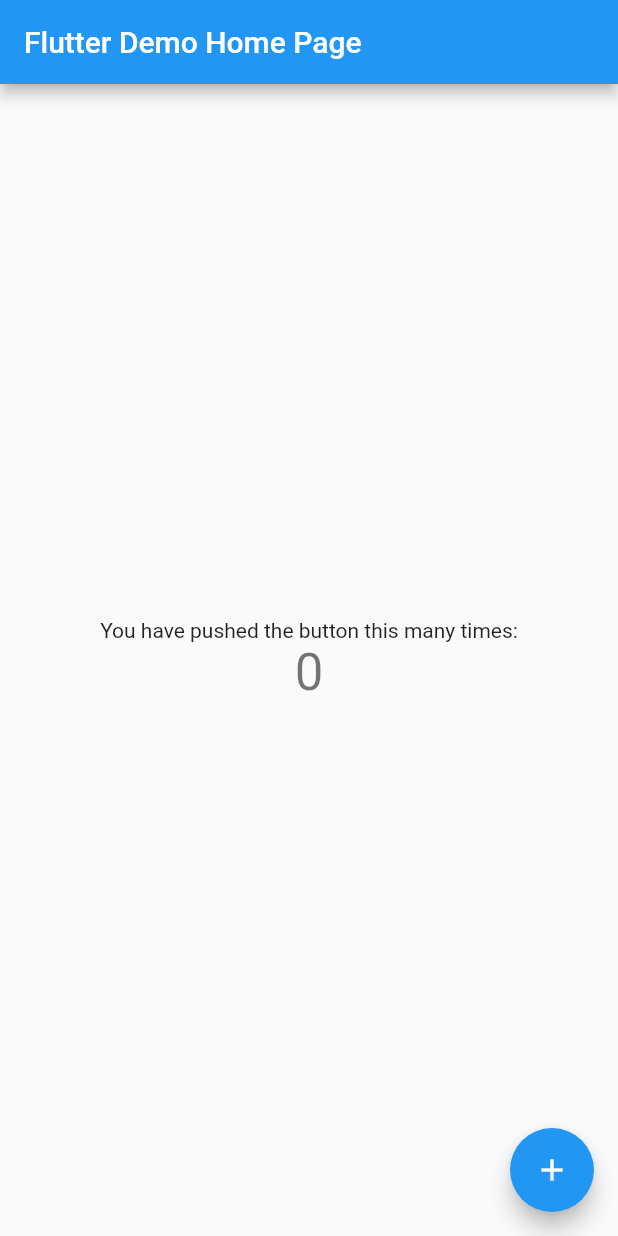
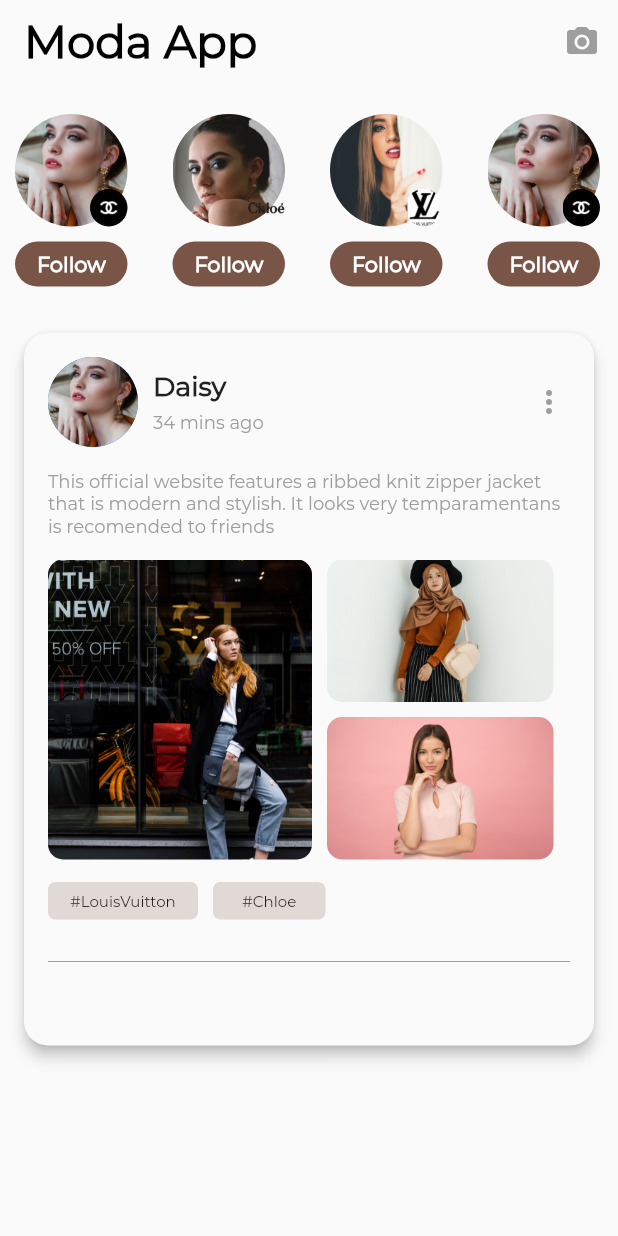
Before and after one commit to enesbiyyik/flutter-moda-app, a Flutter app: the screen it shows after launch, on a phone screen of 412 x 824 dp. Run offline on Flutter 3.47's test engine with Material 2 defaults, Android fonts, the phone set to English and light mode, and no system bars.

Commit message:
Sona yakın

```diff
--- a/lib/main.dart
+++ b/lib/main.dart
@@ -1,117 +1,250 @@
 import 'package:flutter/material.dart';
 
-void main() {
-  runApp(MyApp());
-}
+void main() => runApp(ModaApp());
 
-class MyApp extends StatelessWidget {
-  // This widget is the root of your application.
+class ModaApp extends StatelessWidget {
   @override
   Widget build(BuildContext context) {
     return MaterialApp(
-      title: 'Flutter Demo',
-      theme: ThemeData(
-        // This is the theme of your application.
-        //
-        // Try running your application with "flutter run". You'll see the
-        // application has a blue toolbar. Then, without quitting the app, try
-        // changing the primarySwatch below to Colors.green and then invoke
-        // "hot reload" (press "r" in the console where you ran "flutter run",
-        // or simply save your changes to "hot reload" in a Flutter IDE).
-        // Notice that the counter didn't reset back to zero; the application
-        // is not restarted.
-        primarySwatch: Colors.blue,
-        // This makes the visual density adapt to the platform that you run
-        // the app on. For desktop platforms, the controls will be smaller and
-        // closer together (more dense) than on mobile platforms.
-        visualDensity: VisualDensity.adaptivePlatformDensity,
-      ),
-      home: MyHomePage(title: 'Flutter Demo Home Page'),
+      debugShowCheckedModeBanner: false,
+      home: HomePage(),
     );
   }
 }
 
-class MyHomePage extends StatefulWidget {
-  MyHomePage({Key key, this.title}) : super(key: key);
-
-  // This widget is the home page of your application. It is stateful, meaning
-  // that it has a State object (defined below) that contains fields that affect
-  // how it looks.
-
-  // This class is the configuration for the state. It holds the values (in this
-  // case the title) provided by the parent (in this case the App widget) and
-  // used by the build method of the State. Fields in a Widget subclass are
-  // always marked "final".
-
-  final String title;
-
+class HomePage extends StatefulWidget {
   @override
-  _MyHomePageState createState() => _MyHomePageState();
+  _HomePageState createState() => _HomePageState();
 }
 
-class _MyHomePageState extends State<MyHomePage> {
-  int _counter = 0;
-
-  void _incrementCounter() {
-    setState(() {
-      // This call to setState tells the Flutter framework that something has
-      // changed in this State, which causes it to rerun the build method below
-      // so that the display can reflect the updated values. If we changed
-      // _counter without calling setState(), then the build method would not be
-      // called again, and so nothing would appear to happen.
-      _counter++;
-    });
+class _HomePageState extends State<HomePage> {
+  @override
+  Widget build(BuildContext context) {
+    return Scaffold(
+      appBar: AppBar(
+        backgroundColor: Colors.transparent,
+        elevation: 0,
+        centerTitle: false,
+        title: Text(
+          "Moda App",
+          style: TextStyle(
+            fontFamily: 'Montserrat',
+            color: Colors.black,
+            fontWeight: FontWeight.bold,
+            fontSize: 30,
+          ),
+        ),
+        actions: <Widget>[
+          IconButton(
+            icon: Icon(Icons.photo_camera),
+            onPressed: () {},
+            color: Colors.grey,
+          ),
+        ],
+      ),
+      body: ListView(
+        padding: EdgeInsets.only(top: 10),
+        children: <Widget>[
+          Container(
+            height: 140,
+            width: double.infinity,
+            child: ListView(
+              padding: EdgeInsets.all(10),
+              scrollDirection: Axis.horizontal,
+              children: <Widget>[
+                listeElemani('assets/model1.jpeg', 'assets/chanellogo.jpg'),
+                SizedBox(width: 30),
+                listeElemani('assets/model2.jpeg', 'assets/chloelogo.png'),
+                SizedBox(width: 30),
+                listeElemani('assets/model3.jpeg', 'assets/louisvuitton.jpg'),
+                SizedBox(width: 30),
+                listeElemani('assets/model1.jpeg', 'assets/chanellogo.jpg'),
+                SizedBox(width: 30),
+                listeElemani('assets/model2.jpeg', 'assets/chloelogo.png'),
+                SizedBox(width: 30),
+                listeElemani('assets/model3.jpeg', 'assets/louisvuitton.jpg'),
+              ],
+            ),
+          ),
+          Padding(
+            padding: const EdgeInsets.all(16.0),
+            child: Material(
+              borderRadius: BorderRadius.circular(16),
+              elevation: 4,
+              //color: Colors.blue.shade300,
+              child: Container(
+                padding: EdgeInsets.all(16),
+                height: 475,
+                width: double.infinity,
+                child: Column(
+                  children: <Widget>[
+                    Row(
+                      children: <Widget>[
+                        CircleAvatar(
+                          backgroundImage: AssetImage('assets/model1.jpeg'),
+                          radius: 30,
+                        ),
+                        SizedBox(width: 10),
+                        Container(
+                          width: MediaQuery.of(context).size.width - 160,
+                          child: Column(
+                            crossAxisAlignment: CrossAxisAlignment.start,
+                            children: <Widget>[
+                              Text("Daisy",
+                                  style: TextStyle(
+                                      fontFamily: 'Montserrat',
+                                      fontSize: 18,
+                                      fontWeight: FontWeight.bold)),
+                              SizedBox(height: 5),
+                              Text(
+                                "34 mins ago",
+                                style: TextStyle(
+                                    fontFamily: 'Montserrat',
+                                    fontSize: 12,
+                                    color: Colors.grey),
+                              )
+                            ],
+                          ),
+                        ),
+                        Icon(
+                          Icons.more_vert,
+                          color: Colors.grey,
+                        ),
+                      ],
+                    ),
+                    SizedBox(height: 15),
+                    Text(
+                      "This official website features a ribbed knit zipper jacket that is modern and stylish. It looks very temparamentans is recomended to friends",
+                      style: TextStyle(
+                        fontFamily: 'Montserrat',
+                        fontSize: 12,
+                        color: Colors.grey,
+                      ),
+                    ),
+                    SizedBox(
+                      height: 15,
+                    ),
+                    Row(
+                      children: <Widget>[
+                        Container(
+                          height: 200,
+                          width: (MediaQuery.of(context).size.width-60)/2,
+                          decoration: BoxDecoration(
+                            borderRadius: BorderRadius.circular(10),
+                            image: DecorationImage(image: AssetImage('assets/modelgrid1.jpeg'), fit: BoxFit.cover),
+                          ),
+                        ),
+                        SizedBox(width: 10),
+                        Column(
+                          children: <Widget>[
+                            Container(
+                              height: 95,
+                              width: (MediaQuery.of(context).size.width-110)/2,
+                              decoration: BoxDecoration(
+                                borderRadius: BorderRadius.circular(10),
+                                image: DecorationImage(image: AssetImage('assets/modelgrid2.jpeg'), fit: BoxFit.cover),
+                              ),
+                            ),
+                            SizedBox(height: 10),
+                            Container(
+                              height: 95,
+                              width: (MediaQuery.of(context).size.width-110)/2,
+                              decoration: BoxDecoration(
+                                borderRadius: BorderRadius.circular(10),
+                                image: DecorationImage(image: AssetImage('assets/modelgrid3.jpeg'), fit: BoxFit.cover),
+                              ),
+                            ),
+                          ],
+                        ),
+                      ],
+                    ),
+                    SizedBox(height: 15),
+                    Row(
+                      children: <Widget>[
+                        Container(
+                          alignment: Alignment.center,
+                          width: 100,
+                          height: 25,
+                          decoration: BoxDecoration(
+                            borderRadius: BorderRadius.circular(5),
+                            color: Colors.brown.withOpacity(0.2),
+                          ),
+                          child: Text("#LouisVuitton", style: TextStyle(fontFamily: 'Montserrat', fontSize: 10),),
+                        ),
+                        SizedBox(width: 10),
+                        Container(
+                          alignment: Alignment.center,
+                          width: 75,
+                          height: 25,
+                          decoration: BoxDecoration(
+                            borderRadius: BorderRadius.circular(5),
+                            color: Colors.brown.withOpacity(0.2),
+                          ),
+                          child: Text("#Chloe", style: TextStyle(fontFamily: 'Montserrat', fontSize: 10),),
+                        ),
+                      ],
+                    ),
+                    SizedBox(height: 20),
+                    Divider(color: Colors.grey,),
+                  ],
+                ),
+              ),
+            ),
+          ),
+        ],
+      ),
+    );
   }
 
-  @override
-  Widget build(BuildContext context) {
-    // This method is rerun every time setState is called, for instance as done
-    // by the _incrementCounter method above.
-    //
-    // The Flutter framework has been optimized to make rerunning build methods
-    // fast, so that you can just rebuild anything that needs updating rather
-    // than having to individually change instances of widgets.
-    return Scaffold(
-      appBar: AppBar(
-        // Here we take the value from the MyHomePage object that was created by
-        // the App.build method, and use it to set our appbar title.
-        title: Text(widget.title),
-      ),
-      body: Center(
-        // Center is a layout widget. It takes a single child and positions it
-        // in the middle of the parent.
-        child: Column(
-          // Column is also a layout widget. It takes a list of children and
-          // arranges them vertically. By default, it sizes itself to fit its
-          // children horizontally, and tries to be as tall as its parent.
-          //
-          // Invoke "debug painting" (press "p" in the console, choose the
-          // "Toggle Debug Paint" action from the Flutter Inspector in Android
-          // Studio, or the "Toggle Debug Paint" command in Visual Studio Code)
-          // to see the wireframe for each widget.
-          //
-          // Column has various properties to control how it sizes itself and
-          // how it positions its children. Here we use mainAxisAlignment to
-          // center the children vertically; the main axis here is the vertical
-          // axis because Columns are vertical (the cross axis would be
-          // horizontal).
-          mainAxisAlignment: MainAxisAlignment.center,
+  Widget listeElemani(String imagePath, String logoPath) {
+    return Column(
+      children: <Widget>[
+        Stack(
           children: <Widget>[
-            Text(
-              'You have pushed the button this many times:',
+            Container(
+              width: 75,
+              height: 75,
+              decoration: BoxDecoration(
+                borderRadius: BorderRadius.circular(38),
+                image: DecorationImage(
+                    image: AssetImage(imagePath), fit: BoxFit.cover),
+              ),
             ),
-            Text(
-              '$_counter',
-              style: Theme.of(context).textTheme.headline4,
+            Positioned(
+              top: 50,
+              left: 50,
+              child: Container(
+                width: 25,
+                height: 25,
+                decoration: BoxDecoration(
+                  borderRadius: BorderRadius.circular(15),
+                  image: DecorationImage(
+                      image: AssetImage(logoPath), fit: BoxFit.contain),
+                ),
+              ),
             ),
           ],
         ),
-      ),
-      floatingActionButton: FloatingActionButton(
-        onPressed: _incrementCounter,
-        tooltip: 'Increment',
-        child: Icon(Icons.add),
-      ), // This trailing comma makes auto-formatting nicer for build methods.
+        SizedBox(
+          height: 10,
+        ),
+        Container(
+          alignment: Alignment.center,
+          width: 75,
+          height: 30,
+          decoration: BoxDecoration(
+            color: Colors.brown,
+            borderRadius: BorderRadius.all(Radius.circular(15)),
+          ),
+          child: Text(
+            "Follow",
+            style: TextStyle(
+                fontFamily: 'Montserrat',
+                color: Colors.white,
+                fontWeight: FontWeight.bold),
+          ),
+        ),
+      ],
     );
   }
 }
```
Also changed, not shown: 1 other file.
